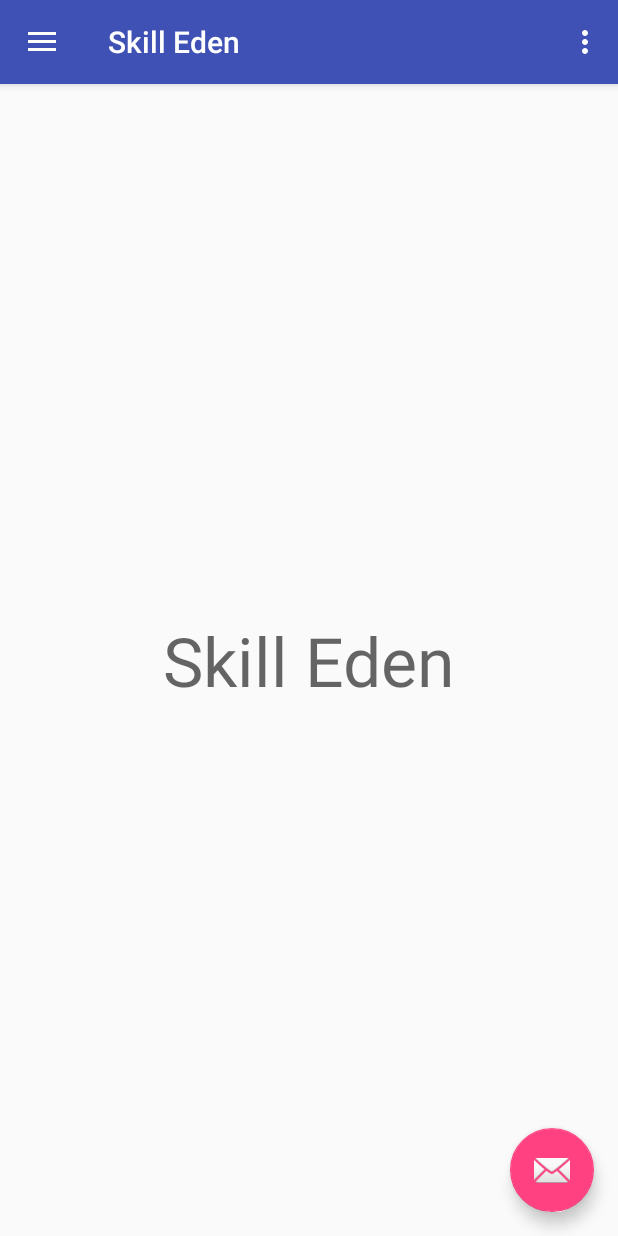
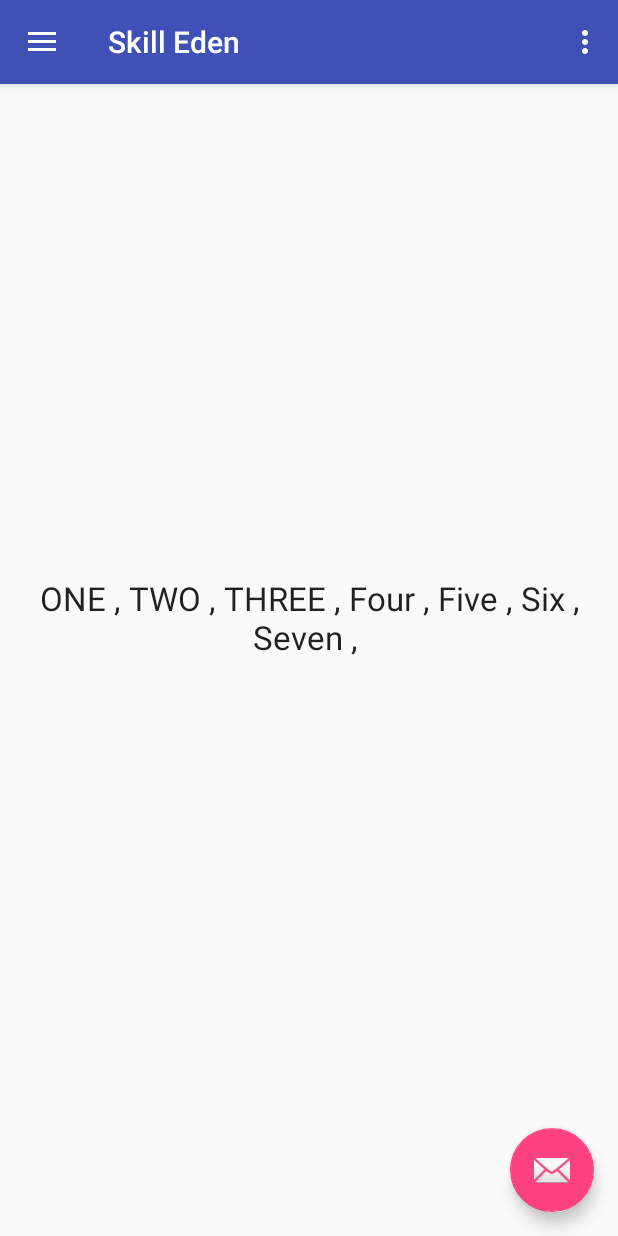
Before and after one commit to kylaconstantine13/skill_eden, an Android app: the screen it shows after launch (MainActivity), in the side drawer, after a tap on "Skill List", on a phone screen of 412 x 824 dp. Run offline under Robolectric (Android 15) with nearby library versions, the phone set to English and light mode, and no system bars.

Commit message:
Skill list button test print with string
made skill list button print stuff

```diff
--- a/skilleden/app/src/main/java/com/eve/skilleden/MainActivity.java
+++ b/skilleden/app/src/main/java/com/eve/skilleden/MainActivity.java
@@ -12,9 +12,17 @@ import android.support.v7.app.AppCompatActivity;
 import android.support.v7.widget.Toolbar;
 import android.view.Menu;
 import android.view.MenuItem;
+import android.widget.TextView;
 
-public class MainActivity extends AppCompatActivity
-        implements NavigationView.OnNavigationItemSelectedListener {
+import com.google.gson.Gson;
+
+import java.util.ArrayList;
+import java.util.List;
+
+public class MainActivity extends AppCompatActivity {
+    //implements NavigationView.OnNavigationItemSelectedListener {
+    private DrawerLayout mDrawerLayout;
+    TextView stringTextView;
 
     @Override
     protected void onCreate(Bundle savedInstanceState) {
@@ -34,13 +42,79 @@ public class MainActivity extends AppCompatActivity
 
         DrawerLayout drawer = (DrawerLayout) findViewById(R.id.drawer_layout);
         ActionBarDrawerToggle toggle = new ActionBarDrawerToggle(
-            this, drawer, toolbar, R.string.navigation_drawer_open, R.string.navigation_drawer_close);
+                this, drawer, toolbar, R.string.navigation_drawer_open, R.string.navigation_drawer_close);
         drawer.addDrawerListener(toggle);
         toggle.syncState();
 
-        NavigationView navigationView = (NavigationView) findViewById(R.id.nav_view);
-        navigationView.setNavigationItemSelectedListener(this);
+        mDrawerLayout = findViewById(R.id.drawer_layout);
+
+        NavigationView navigationView = findViewById(R.id.nav_view);
+        navigationView.setNavigationItemSelectedListener(
+                new NavigationView.OnNavigationItemSelectedListener() {
+                    @Override
+                    public boolean onNavigationItemSelected(MenuItem menuItem) {
+
+                        // set item as selected to persist highlight
+                        menuItem.setChecked(true);
+                        // close drawer when item is tapped
+                        //mDrawerLayout.closeDrawers();
+
+                        // Add code here to update the UI based on the item selected
+                        // For example, swap UI fragments here
+                        int id = menuItem.getItemId();
+
+                        if (id == R.id.skill_plans) {
+
+                            // Handle the camera action
+                        } else if (id == R.id.skill_list) {
+                            stringTextView = (TextView) findViewById(R.id.textView2);
+                            List<String> stringData = new ArrayList<String>();
+                            stringData.add("ONE");
+                            stringData.add("TWO");
+                            stringData.add("THREE");
+                            stringData.add("Four");
+                            stringData.add("Five");
+                            stringData.add("Six");
+                            stringData.add("Seven");
+                            for (int i = 0; i < stringData.size(); i++) {
+                                stringTextView.setText(stringTextView.getText() + stringData.get(i) + " , ");
+                            }
+
+
+                            String json =
+                                    "{"
+                                            + "'title': 'Computing and Information systems',"
+                                            + "'id' : 1,"
+                                            + "'children' : 'true',"
+                                            + "'groups' : [{"
+                                            + "'title' : 'Level one CIS',"
+                                            + "'id' : 2,"
+                                            + "'children' : 'true',"
+                                            + "'groups' : [{"
+                                            + "'title' : 'Intro To Computing and Internet',"
+                                            + "'id' : 3,"
+                                            + "'children': 'false',"
+                                            + "'groups':[]"
+                                            + "}]"
+                                            + "}]"
+                                            + "}";
+
+                            // Now do the magic.
+                            //Data data = new Gson().fromJson(json, Data.class);
+
+                            // Show it.
+
+                        } else if (id == R.id.messaging) {
+
+                        }
+
+                        DrawerLayout drawer = (DrawerLayout) findViewById(R.id.drawer_layout);
+                        drawer.closeDrawer(GravityCompat.START);
+                        return true;
+                    }
+                });
     }
+
 
     @Override
     public void onBackPressed() {
@@ -73,8 +147,11 @@ public class MainActivity extends AppCompatActivity
 
         return super.onOptionsItemSelected(item);
     }
+}
 
-    @SuppressWarnings("StatementWithEmptyBody")
+
+
+ /*   @SuppressWarnings("StatementWithEmptyBody")
     @Override
     public boolean onNavigationItemSelected(MenuItem item) {
         // Handle navigation view item clicks here.
@@ -92,4 +169,4 @@ public class MainActivity extends AppCompatActivity
         drawer.closeDrawer(GravityCompat.START);
         return true;
     }
-}
+}*/
--- a/skilleden/app/src/main/res/layout/activity_main.xml
+++ b/skilleden/app/src/main/res/layout/activity_main.xml
@@ -12,6 +12,28 @@
         layout="@layout/app_bar_main"
         android:layout_width="match_parent"
         android:layout_height="match_parent" />
+
+    <TextView
+        android:id="@+id/textView1"
+        android:layout_width="wrap_content"
+        android:layout_height="wrap_content"
+        android:layout_alignParentTop="true"
+        android:layout_centerHorizontal="true"
+        android:layout_marginTop="168dp"
+        android:text=""
+        android:textAppearance="?android:attr/textAppearanceLarge"
+        android:gravity="center" />
+
+    <TextView
+        android:id="@+id/textView2"
+        android:layout_width="wrap_content"
+        android:layout_height="wrap_content"
+        android:layout_below="@+id/textView1"
+        android:layout_marginTop="27dp"
+        android:layout_centerHorizontal="true"
+        android:text=""
+        android:textAppearance="?android:attr/textAppearanceLarge"
+        android:gravity="center" />
 
     <android.support.design.widget.NavigationView
         android:id="@+id/nav_view"
--- a/skilleden/app/src/main/res/layout/content_main.xml
+++ b/skilleden/app/src/main/res/layout/content_main.xml
@@ -11,7 +11,7 @@
     <TextView
         android:layout_width="wrap_content"
         android:layout_height="wrap_content"
-        android:text="Skill Eden"
+        android:text=""
         android:textAppearance="@style/TextAppearance.AppCompat.Display2"
         app:layout_constraintBottom_toBottomOf="parent"
         app:layout_constraintLeft_toLeftOf="parent"
--- a/skilleden/app/src/main/res/menu/activity_main_drawer.xml
+++ b/skilleden/app/src/main/res/menu/activity_main_drawer.xml
@@ -5,16 +5,16 @@
 
     <group android:checkableBehavior="single">
         <item
-            android:id="@+id/nav_camera"
+            android:id="@+id/skill_plans"
             android:icon="@drawable/ic_menu_camera"
             android:title="Skill Plans" />
         <item
-            android:id="@+id/nav_gallery"
+            android:id="@+id/skill_list"
             android:icon="@drawable/ic_menu_gallery"
             android:title="Skill List" />
 
         <item
-            android:id="@+id/nav_manage"
+            android:id="@+id/messaging"
             android:icon="@drawable/ic_menu_manage"
             android:title="Messaging" />
     </group>
```
